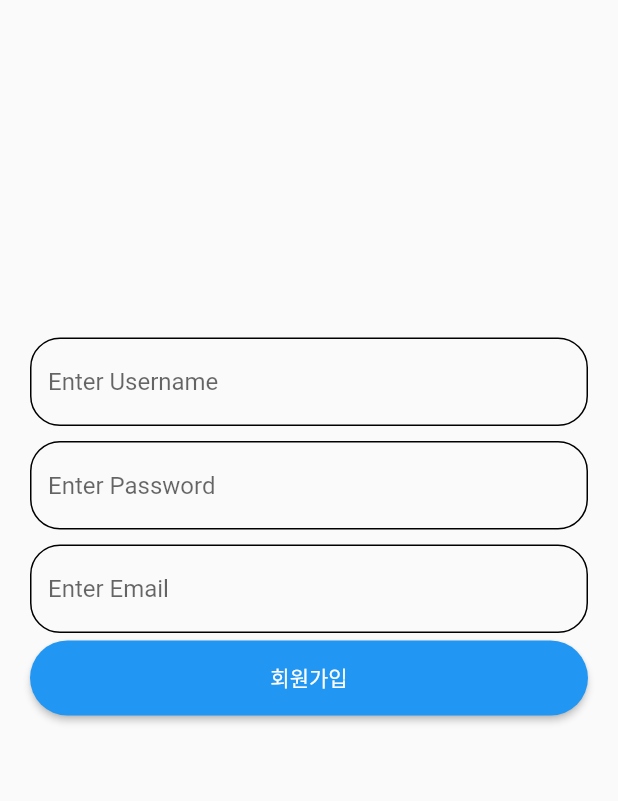
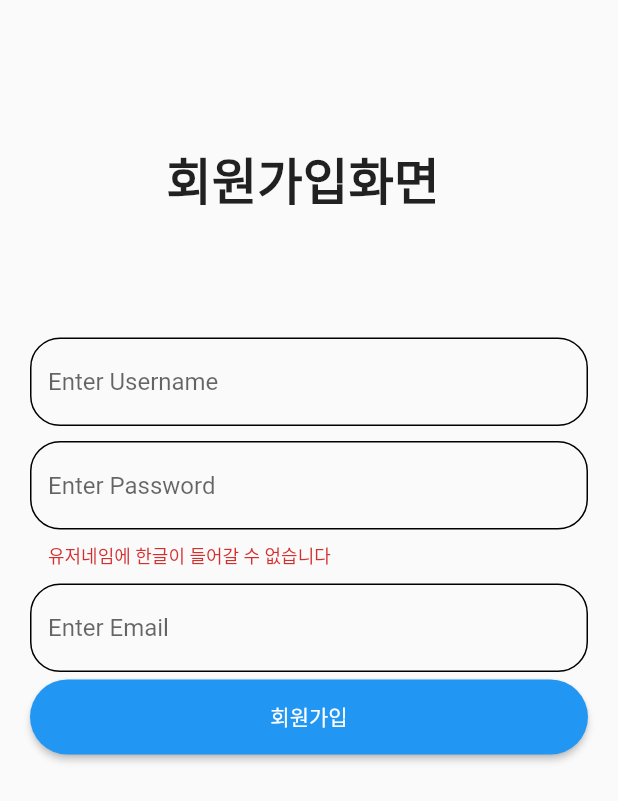
Before and after one commit to tjdtnsla0911/flutter_And_Springboot, a Flutter app: the screen it shows after launch, after a tap on "회원가입", on a phone screen of 412 x 824 dp. Shown: the top 801 px of the screen. Run offline on Flutter 3.47's test engine with Material 2 defaults, Android fonts, the phone set to English and light mode, and no system bars; our stand-ins replace get, validators.

Commit message:
GetX 및 밸리데이션

```diff
--- a/lib/components/custom_elevated_button.dart
+++ b/lib/components/custom_elevated_button.dart
@@ -1,9 +1,13 @@
 import 'package:flutter/material.dart';
-
+import 'package:flutter_blog/pages/user/login_page.dart';
+import 'package:get/get.dart';
 class CustomEleavatedButton extends StatelessWidget {
   final String text;
+  final funpageroute;
 
-  const CustomEleavatedButton({@required this.text}) ;
+  //@required 를쓰므로 무조껀받는다
+  const CustomEleavatedButton({@required this.text, @required this.funpageroute}) ;
+
   @override
   Widget build(BuildContext context) {
     return ElevatedButton(
@@ -16,7 +20,9 @@ class CustomEleavatedButton extends StatelessWidget {
 
       ),
       onPressed: (){
-        print('ElevatedButtonClick시 발동');
+
+        funpageroute();
+
       },
       child: Text('$text'),
     );
--- a/lib/components/custom_text_form_field.dart
+++ b/lib/components/custom_text_form_field.dart
@@ -3,19 +3,21 @@ import 'package:flutter/material.dart';
 class CustomTextFormFild extends StatelessWidget {
 
   final String hint;
+  final funvalidator; //함수임
 
-  const CustomTextFormFild({@required this.hint});
+  const CustomTextFormFild({@required this.hint, @required this.funvalidator});
 
   @override
   Widget build(BuildContext context) {
     return
       Padding(padding: EdgeInsets.symmetric(vertical: 5), //아래위로 나눌땐 symmetric이나음
       child:
-
         TextFormField(
+          validator: funvalidator,
+          obscureText: hint == "Password" ? true : false, //요놈이 비밀번호칠때 **** 식으로바꿔줌
 
           decoration: InputDecoration(//첨에보일때
-          hintText: "$hint", //이렇게 넣는게 좋죠.. Null 안정성
+            hintText: "Enter $hint", //이렇게 넣는게 좋죠.. Null 안정성
             enabledBorder: OutlineInputBorder(
               borderRadius: BorderRadius.circular(20),
             ),
@@ -32,7 +34,6 @@ class CustomTextFormFild extends StatelessWidget {
               borderRadius: BorderRadius.circular(20),
             )
 
-
       ),
     ),
     );
--- a/lib/main.dart
+++ b/lib/main.dart
@@ -1,6 +1,9 @@
 import 'package:flutter/material.dart';
 import 'package:flutter_blog/pages/post/home_page.dart';
 import 'package:flutter_blog/pages/user/join_page.dart';
+import 'package:flutter_blog/pages/user/login_page.dart';
+import 'package:get/get.dart';
+import 'package:get/get_navigation/src/root/get_material_app.dart';
 
 void main() {
   runApp(MyApp());
@@ -10,11 +13,10 @@ class MyApp extends StatelessWidget {
   // const Myapp({Key key}) : super(key: key); //쓸대없다
   @override
   Widget build(BuildContext context) {
-    return MaterialApp(
+
+    return GetMaterialApp( // 얘는골때리게 자동완성이안댐 ㅋㅋ 시발꺼
       debugShowCheckedModeBanner: true, //디버그 표시지우는듯 (앱에서)
-
       //라우트 설계필요없음 . getX 사용할 예정
-
       home: JoinPage(),
     );
   }
--- a/lib/pages/user/join_page.dart
+++ b/lib/pages/user/join_page.dart
@@ -2,21 +2,31 @@ import 'package:flutter/cupertino.dart';
 import 'package:flutter/material.dart';
 import 'package:flutter_blog/components/custom_elevated_button.dart';
 import 'package:flutter_blog/components/custom_text_form_field.dart';
+import 'package:flutter_blog/pages/user/login_page.dart';
+import 'package:get/get.dart';
+import 'package:validators/validators.dart';
 
 class JoinPage extends StatelessWidget {
   // const DetailPage({Key key}) : super(key: key);
+
+  final _formKey = GlobalKey<FormState>(); //form상태관리하는글로벌키
+
   @override
   Widget build(BuildContext context) {
     return Scaffold(
       body: Padding(
         padding: EdgeInsets.all(20.0),
         child:
-    ListView(
+       ListView(
         children: <Widget>[
-          SizedBox(height: 200,), //요놈으로인해 중간으로갈수있따.
+          // SizedBox(height: 200,), //요놈으로인해 중간으로갈수있따.
+         Container(
+            alignment: Alignment.center,
+            height: 200,
+            child:Text('회원가입화면 ',style: TextStyle(fontWeight: FontWeight.bold,fontSize: 33),)
 
+          ),
           _joinForm(),
-
 
         ],
 
@@ -27,14 +37,49 @@ class JoinPage extends StatelessWidget {
   }
 
   Widget _joinForm() { //return 시엔 항상 부모인 Widget_Type으로잡는게나음
-    return Form( //Form으로 감싸서 나중에 SpringBoot로 한번꺼번에 날리고 유효성체크할땐 Form에넣는게나음.
+
+    return Form(//Form으로 감싸서 나중에 SpringBoot로 한번꺼번에 날리고 유효성체크할땐 Form에넣는게나음.
+          key: _formKey,
+
           child: Column(
 
             children: [
-              CustomTextFormFild(hint: "Enter Username",),//얘는 위에 치게해주는놈
-              CustomTextFormFild(hint: "Enter Password",),
-              CustomTextFormFild(hint: "Enter Email",),
-              CustomEleavatedButton(text: "회원가입"),
+              //value는 선언한적은없지만 이렇게하면 적은게 바로 쏙들어간다함
+              CustomTextFormFild(hint: "Username",funvalidator: (value){
+                print('username of value : $value');
+              },),//얘는 위에 치게해주는놈
+              CustomTextFormFild(hint: "Password",
+                funvalidator: (value){
+                  print('Password of value : $value');
+                  print('isAlpha = :${!isAlpha(value)}');
+
+                    if(!isAlpha(value)){ //영어인지아닌지 감 지, 바꿔말하면 한글감지
+                      print('왓다');
+                      return "유저네임에 한글이 들어갈 수 없습니다";
+                    }else{
+                      return null;
+                    }
+              }, ),
+              CustomTextFormFild(hint: "Email",funvalidator: (value){
+                print('Email of value : $value');
+              },),
+
+              CustomEleavatedButton(
+                text: "회원가입",
+                funpageroute: () {
+                  print('pageRoute에옴');
+                  print('_formKey = $_formKey');
+                  print('_formKey.currentState = ${_formKey.currentState}');
+                  //요놈을해줘야  value값을받을수있음
+                  print('_formKey.currentState.validate() 1= ${!_formKey.currentState.validate()}');
+                  print('_formKey.currentState.validate() 2= ${_formKey.currentState.validate()}');
+                 if(_formKey.currentState.validate()){ //요놈으로 트루인지 펄스인지판단
+                   Get.to(Loginpage());
+                 }
+
+
+                }
+    ),
 
             ],
           ),
--- a/pubspec.yaml
+++ b/pubspec.yaml
@@ -23,6 +23,8 @@ dependencies:
 dev_dependencies:
   flutter_test:
     sdk: flutter
+  get: ^4.1.4
+  validators: ^3.0.0
 
 # For information on the generic Dart part of this file, see the
 # following page: https://dart.dev/tools/pub/pubspec
```
Also changed, not shown: lib/pages/user/login_page.dart (+56 -2 lines), pubspec.lock. Lines whose indentation alone changed are shown as unchanged.
